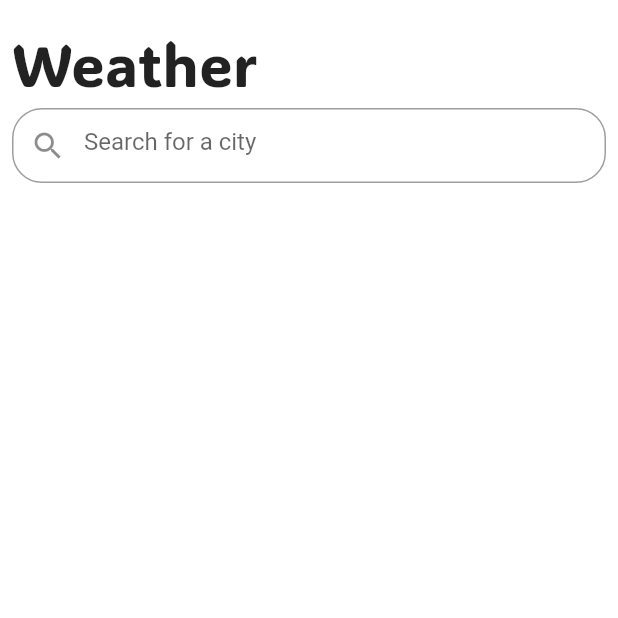
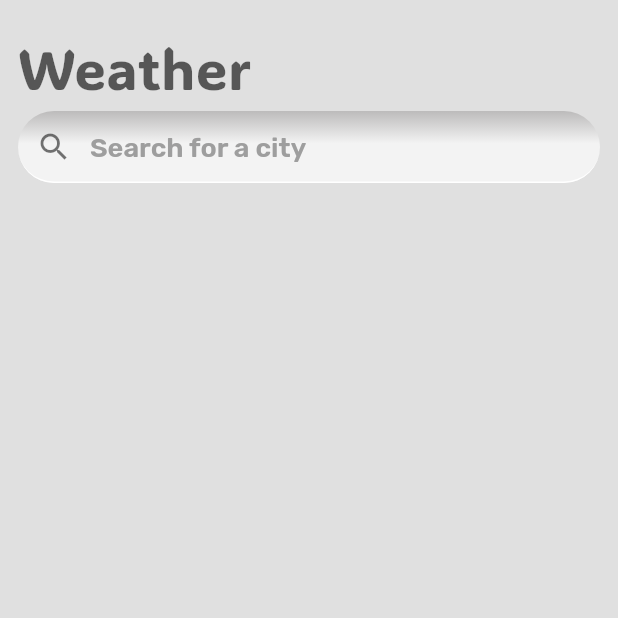
Before and after one commit to flutter-team5/weather_app, a Flutter app: the screen it shows after launch, on a phone screen of 412 x 824 dp, the top half of it. Run offline on Flutter 3.47's test engine with Material 2 defaults, Android fonts, the phone set to English and light mode, and no system bars; our stand-ins replace bloc, flutter_bloc, lottie, shimmer, supabase_flutter; accounts and stored records are empty; statements that could not run were skipped.

Commit message:
Add new effects

```diff
--- a/lib/main.dart
+++ b/lib/main.dart
@@ -18,7 +18,8 @@ class MainApp extends StatelessWidget {
       debugShowCheckedModeBanner: false,
       home: BlocProvider(
         create: (context) => WeatherBloc(),
-        child: HomeScreen()),
+        child: const HomeScreen(),
+      ),
     );
   }
 }
--- a/lib/screens/home_screen.dart
+++ b/lib/screens/home_screen.dart
@@ -1,10 +1,12 @@
 import 'package:animations/animations.dart';
 import 'package:flutter/material.dart';
 import 'package:flutter_bloc/flutter_bloc.dart';
+import 'package:lottie/lottie.dart';
 import 'package:weather_app/bloc/weather_bloc.dart';
 import 'package:weather_app/constants/spacing.dart';
 import 'package:weather_app/model/weather.dart';
 import 'package:weather_app/screens/weather_city_screen.dart';
+import 'package:weather_app/service/database_service.dart';
 import 'package:weather_app/widgets/weather_card_widget.dart';
 
 class HomeScreen extends StatelessWidget {
@@ -16,10 +18,10 @@ class HomeScreen extends StatelessWidget {
   Widget build(BuildContext context) {
     context.read<WeatherBloc>().add(GetWeathersEvent());
     return Scaffold(
-      backgroundColor: Colors.white,
+      backgroundColor: const Color.fromARGB(255, 224, 224, 224),
       body: SafeArea(
         child: Padding(
-          padding: const EdgeInsets.all(8.0),
+          padding: const EdgeInsets.all(12.0),
           child: Column(
             crossAxisAlignment: CrossAxisAlignment.start,
             children: [
@@ -27,66 +29,106 @@ class HomeScreen extends StatelessWidget {
               const Text(
                 "Weather",
                 style: TextStyle(
-                  fontSize: 40,
-                  fontWeight: FontWeight.w500,
+                  fontSize: 38,
                   fontFamily: 'ADLaMDisplay-Regular',
+                  //'Rubik-VariableFont_wght'
+                  color: Color.fromARGB(157, 0, 0, 0),
                 ),
               ),
               WSpaces.kVspace4,
-              const SizedBox(
-                height: 50,
+              Container(
+                decoration: const ShapeDecoration(
+                  gradient: LinearGradient(
+                    colors: [
+                      Color.fromARGB(255, 188, 187, 187),
+                      Color.fromARGB(255, 243, 243, 243)
+                    ],
+                    begin: Alignment.topCenter,
+                    end: Alignment.bottomCenter,
+                    stops: [0.0, 0.45],
+                    tileMode: TileMode.clamp,
+                  ),
+                  shape: RoundedRectangleBorder(
+                    borderRadius: BorderRadius.all(Radius.circular(25.0)),
+                  ),
+                ),
                 child: TextField(
+                  expands: false,
+                  style: const TextStyle(fontSize: 20.0, color: Colors.black54),
                   decoration: InputDecoration(
+                    contentPadding: const EdgeInsets.all(12.0),
+                    prefixIcon: const Icon(
+                      Icons.search,
+                      color: Colors.black54,
+                    ),
                     hintText: 'Search for a city',
-                    prefixIcon: Icon(Icons.search),
-                    border: OutlineInputBorder(
-                      borderRadius: BorderRadius.all(
-                        Radius.circular(20),
-                      ),
+                    hintStyle: const TextStyle(
+                      color: Colors.grey,
+                      fontFamily: 'Rubik-VariableFont_wght',
+                      fontWeight: FontWeight.w600,
+                      fontSize: 18,
+                    ),
+                    focusedBorder: OutlineInputBorder(
+                      borderSide: const BorderSide(color: Colors.white),
+                      borderRadius: BorderRadius.circular(32.0),
+                    ),
+                    enabledBorder: UnderlineInputBorder(
+                      borderSide: const BorderSide(color: Colors.white),
+                      borderRadius: BorderRadius.circular(32.0),
                     ),
                   ),
                 ),
               ),
               WSpaces.kVspace16,
               //adding animation
-              FutureBuilder(
-                future: getCities(),
-                builder: (context, snapshot) {
-                  if (snapshot.hasData) {
-                    final citiesWeather = snapshot.data ?? [];
-                    return Expanded(
-                      child: ListView.builder(
-                        itemBuilder: (context, index) {
-                          return OpenContainer(
-                            transitionType: ContainerTransitionType.fade,
-                            transitionDuration: const Duration(seconds: 1),
-                            openBuilder: (context, _) => WeatherCityScrren(
-                              weather: citiesWeather[index],
-                            ),
-                            closedBuilder:
-                                (context, VoidCallback openContainer) =>
-                                    WeatherCard(
-                              weather: citiesWeather[index],
-                            ),
-                          );
-                        },
-                        itemCount: citiesWeather.length,
-                      ),
-                    );
-                  }
-                  return const SizedBox.shrink();
-                },
-              ),
               BlocBuilder<WeatherBloc, WeatherState>(builder: (context, state) {
                 if (state is LoadingState) {
-                  return const Center(child: CircularProgressIndicator());
+                  return Padding(
+                    padding: const EdgeInsets.only(top: 180.0),
+                    child: Center(
+                      child: Lottie.network(
+                        'https://lottie.host/e2cd8a23-9454-4b5f-a76b-ea261a4e0ab0/dvdTaHYG4n.json',
+                        width: MediaQuery.of(context).size.width * 0.3,
+                      ),
+                      //CircularProgressIndicator(),
+                    ),
+                  );
                 } else if (state is GetWeathersSuccessedState) {
                   final citiesWeather = state.weathers ?? [];
                   return WeathersListView(
                     citiesWeather: citiesWeather,
                   );
                 } else if (state is FailedState) {
-                  return const Text("Error");
+                  return Center(
+                    child: Column(
+                      children: [
+                        WSpaces.kVspace124,
+                        Icon(
+                          Icons.error_outline_rounded,
+                          size: 100,
+                          color: Colors.grey.shade500,
+                        ),
+                        WSpaces.kVspace8,
+                        Text(
+                          "Oops!",
+                          style: TextStyle(
+                            fontSize: 25,
+                            fontFamily: 'Rubik-VariableFont_wght',
+                            color: Colors.grey.shade500,
+                          ),
+                        ),
+                        WSpaces.kVspace8,
+                        Text(
+                          "Something went wrong.\nPlease refresh the page.",
+                          style: TextStyle(
+                            fontSize: 17,
+                            fontFamily: 'Rubik-VariableFont_wght',
+                            color: Colors.grey.shade500,
+                          ),
+                        )
+                      ],
+                    ),
+                  );
                 }
 
                 return const SizedBox.shrink();
```
Also changed, not shown: lib/screens/weather_city_screen.dart (+40 -25 lines), lib/widgets/weather_card_widget.dart (+8 -6 lines).
